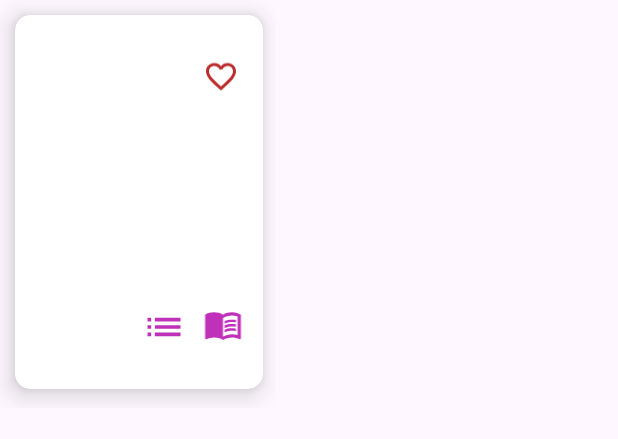
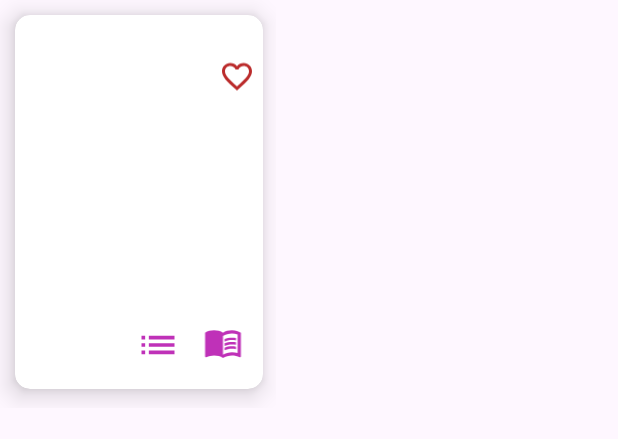
Before and after one commit to isikkayaa/MyBooks, an Android app: the layout card_tasarim.xml on its own in the app's theme, with its tools: preview values and no code run, on a phone screen of 412 x 824 dp. Shown: the top 439 px of the screen. Run offline under Robolectric (Android 15) with nearby library versions, the phone set to English and light mode, and no system bars.

```diff
--- a/app/src/main/res/layout/card_tasarim.xml
+++ b/app/src/main/res/layout/card_tasarim.xml
@@ -28,7 +28,7 @@
 
             <androidx.constraintlayout.widget.ConstraintLayout
                 android:layout_width="match_parent"
-                android:layout_height="214dp"
+                android:layout_height="239dp"
                 android:layout_marginTop="13dp">
 
 
@@ -36,7 +36,7 @@
                     android:id="@+id/imageView5"
                     android:layout_width="45dp"
                     android:layout_height="26dp"
-                    android:layout_marginTop="180dp"
+                    android:layout_marginTop="192dp"
                     android:src="@drawable/baseline_menu_book_24"
                     app:layout_constraintStart_toEndOf="@+id/imageViewKitapGorsel"
                     app:layout_constraintTop_toTopOf="parent" />
@@ -46,15 +46,15 @@
                     android:layout_width="24dp"
                     android:layout_height="31dp"
                     android:layout_marginTop="12dp"
-                    android:layout_marginEnd="16dp"
+                    android:layout_marginEnd="5dp"
                     app:layout_constraintEnd_toEndOf="parent"
                     app:layout_constraintTop_toTopOf="parent"
                     app:srcCompat="@drawable/baseline_favorite_border_24" />
 
                 <TextView
                     android:id="@+id/textView8"
-                    android:layout_width="99dp"
-                    android:layout_height="18dp"
+                    android:layout_width="114dp"
+                    android:layout_height="22dp"
                     android:layout_marginStart="16dp"
                     android:layout_marginTop="16dp"
                     android:text="@{kitapNesnesi.title}"
@@ -66,16 +66,15 @@
                     android:layout_width="100dp"
                     android:layout_height="101dp"
                     android:layout_marginStart="16dp"
-                    android:layout_marginTop="12dp"
+                    android:layout_marginTop="6dp"
                     app:layout_constraintStart_toStartOf="parent"
-                    app:layout_constraintTop_toBottomOf="@+id/textView8"
-                    />
+                    app:layout_constraintTop_toBottomOf="@+id/textView8" />
 
                 <TextView
                     android:id="@+id/textView9"
-                    android:layout_width="99dp"
-                    android:layout_height="18dp"
-                    android:layout_marginStart="20dp"
+                    android:layout_width="133dp"
+                    android:layout_height="23dp"
+                    android:layout_marginStart="16dp"
                     android:layout_marginTop="156dp"
                     app:bindAuthors="@{kitapNesnesi.authors}"
                     app:layout_constraintStart_toStartOf="parent"
@@ -85,8 +84,8 @@
                     android:id="@+id/imageViewList"
                     android:layout_width="44dp"
                     android:layout_height="29dp"
-                    android:layout_marginTop="180dp"
-                    android:layout_marginEnd="44dp"
+                    android:layout_marginTop="192dp"
+                    android:layout_marginEnd="48dp"
                     app:layout_constraintEnd_toEndOf="parent"
                     app:layout_constraintTop_toTopOf="parent"
                     app:srcCompat="@drawable/baseline_list_24" />
--- a/app/src/main/res/layout/fragment_home_page.xml
+++ b/app/src/main/res/layout/fragment_home_page.xml
@@ -38,9 +38,10 @@
 
         <androidx.recyclerview.widget.RecyclerView
             android:id="@+id/rv"
-            android:layout_width="372dp"
-            android:layout_height="644dp"
+            android:layout_width="383dp"
+            android:layout_height="615dp"
             android:layout_marginTop="29dp"
+            android:layout_marginBottom="30dp"
             android:orientation="vertical"
             app:layoutManager="androidx.recyclerview.widget.StaggeredGridLayoutManager"
             app:layout_constraintBottom_toBottomOf="parent"
```
